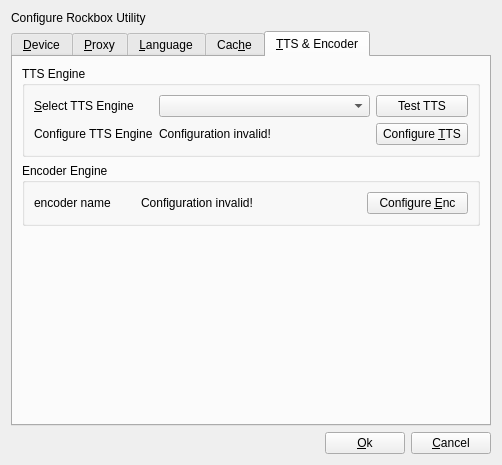
Before: the Qt Designer form rbutil/rbutilqt/configurefrm.ui in Rockbox/rockbox, drawn with Qt 5.
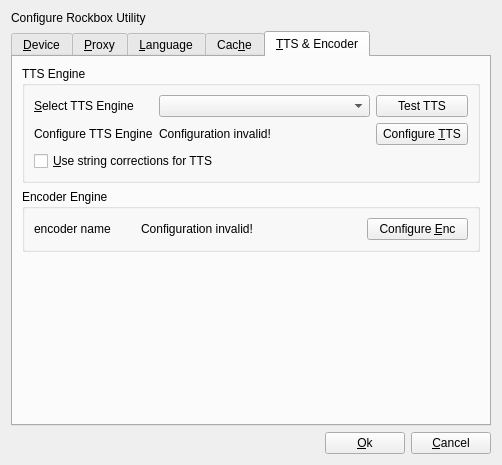
After: the same form once the commit is applied. The open tabs and pages were chosen to show the change. Icons and pictures are not drawn.

Commit message:
Voicefile generation: implement string corrections.
Voicefile generation now can correct strings for the TTS system similar
to what voice.pl does. The current implementation has some limitations:
- only implemented for voicefile creation.
- the corrections file is built in and can't get changed.
- string corrections can be disabled in the configuration dialog.

```diff
--- a/rbutil/rbutilqt/configurefrm.ui
+++ b/rbutil/rbutilqt/configurefrm.ui
@@ -449,6 +449,13 @@
             </property>
            </widget>
           </item>
+          <item row="2" column="0" colspan="3">
+           <widget class="QCheckBox" name="ttsCorrections">
+            <property name="text">
+             <string>&amp;Use string corrections for TTS</string>
+            </property>
+           </widget>
+          </item>
          </layout>
         </widget>
        </item>
```
The commit also changes 9 other files.
